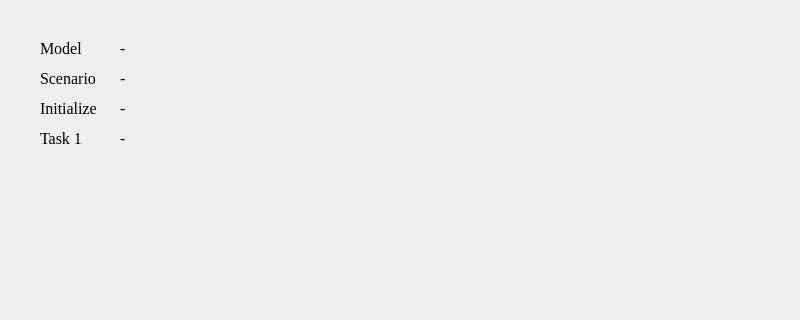
Old version of the form ui/run.ui in the repository DenisTrputec/DynamicStabilityAssessment; both pictures show x 0 to 800 and y 0 to 320 of the 800 by 600 pixel window.
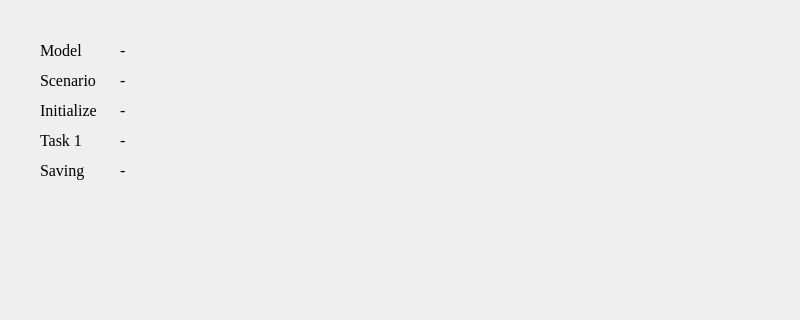
New version of the form.

```diff
--- a/ui/run.ui
+++ b/ui/run.ui
@@ -26,7 +26,7 @@
       <x>40</x>
       <y>100</y>
       <width>71</width>
-      <height>16</height>
+      <height>21</height>
      </rect>
     </property>
     <property name="font">
@@ -48,7 +48,7 @@
       <x>120</x>
       <y>100</y>
       <width>651</width>
-      <height>16</height>
+      <height>21</height>
      </rect>
     </property>
     <property name="font">
@@ -70,7 +70,7 @@
       <x>120</x>
       <y>40</y>
       <width>651</width>
-      <height>16</height>
+      <height>21</height>
      </rect>
     </property>
     <property name="font">
@@ -92,7 +92,7 @@
       <x>40</x>
       <y>40</y>
       <width>71</width>
-      <height>16</height>
+      <height>21</height>
      </rect>
     </property>
     <property name="font">
@@ -114,7 +114,7 @@
       <x>40</x>
       <y>70</y>
       <width>71</width>
-      <height>16</height>
+      <height>21</height>
      </rect>
     </property>
     <property name="font">
@@ -136,7 +136,7 @@
       <x>120</x>
       <y>70</y>
       <width>651</width>
-      <height>16</height>
+      <height>21</height>
      </rect>
     </property>
     <property name="font">
@@ -158,7 +158,7 @@
       <x>120</x>
       <y>130</y>
       <width>651</width>
-      <height>16</height>
+      <height>21</height>
      </rect>
     </property>
     <property name="font">
@@ -180,7 +180,7 @@
       <x>40</x>
       <y>130</y>
       <width>71</width>
-      <height>16</height>
+      <height>21</height>
      </rect>
     </property>
     <property name="font">
@@ -219,6 +219,50 @@
      <string>Run</string>
     </property>
    </widget>
+   <widget class="QLabel" name="lbl_save">
+    <property name="geometry">
+     <rect>
+      <x>120</x>
+      <y>160</y>
+      <width>651</width>
+      <height>21</height>
+     </rect>
+    </property>
+    <property name="font">
+     <font>
+      <family>Times New Roman</family>
+      <pointsize>12</pointsize>
+     </font>
+    </property>
+    <property name="statusTip">
+     <string/>
+    </property>
+    <property name="text">
+     <string>-</string>
+    </property>
+   </widget>
+   <widget class="QLabel" name="lbl_save_static">
+    <property name="geometry">
+     <rect>
+      <x>40</x>
+      <y>160</y>
+      <width>71</width>
+      <height>21</height>
+     </rect>
+    </property>
+    <property name="font">
+     <font>
+      <family>Times New Roman</family>
+      <pointsize>12</pointsize>
+     </font>
+    </property>
+    <property name="statusTip">
+     <string/>
+    </property>
+    <property name="text">
+     <string>Saving</string>
+    </property>
+   </widget>
   </widget>
   <widget class="QMenuBar" name="menubar">
    <property name="geometry">
```
Left out of the diff: 6 changed lines with no effect on the pictures.
